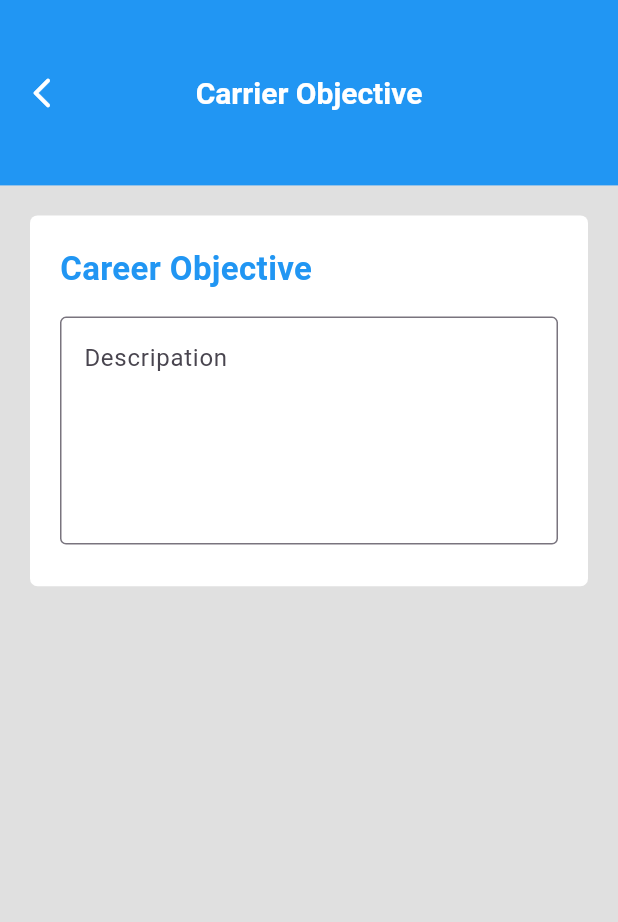
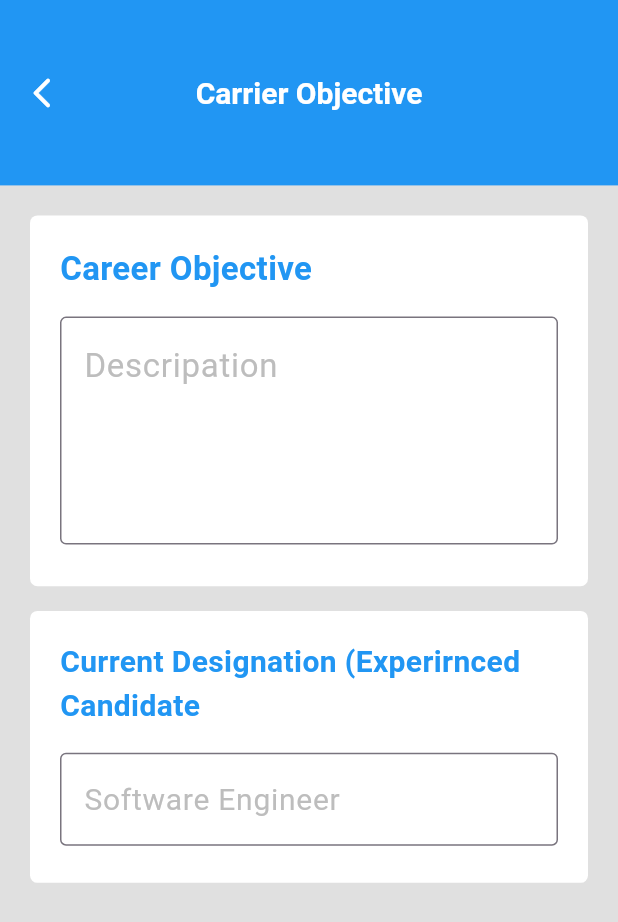
Before and after one commit to Vedpatel28/flutter_resume_builder_app, a Flutter app: the carrier_objective_page screen opened by its route, on a phone screen of 412 x 824 dp. Shown: the top 922 px of the screen. Run offline on Flutter 3.47's test engine with Material 2 defaults, Android fonts, the phone set to English and light mode, and no system bars.

Commit message:
vp | 15-04-2023 | 18:32 | # resume builder app crate DAY-1/2/3/4

```diff
--- a/lib/views/screen/carrier_objective_page.dart
+++ b/lib/views/screen/carrier_objective_page.dart
@@ -29,7 +29,9 @@ class _carrier_objective_pageState extends State<carrier_objective_page> {
       ),
       body: Padding(
         padding: const EdgeInsets.all(20),
-        child: Container(
+        child: Column(
+          children: [
+            Container(
               height: s.height * 0.3,
               width: s.width,
               decoration: BoxDecoration(
@@ -51,6 +53,7 @@ class _carrier_objective_pageState extends State<carrier_objective_page> {
                       maxLines: 5,
                       decoration: InputDecoration(
                         hintText: "Descripation",
+                        hintStyle: TextStyle(color: Colors.grey.shade400,fontSize: 22),
                         border: OutlineInputBorder(borderSide: BorderSide(color: Colors.grey.shade300),),
                         errorBorder: OutlineInputBorder(
                           borderRadius: BorderRadius.circular(3),
@@ -61,6 +64,46 @@ class _carrier_objective_pageState extends State<carrier_objective_page> {
                 ),
               ),
             ),
+            SizedBox(height: s.height*0.02,),
+            Container(
+              height: s.height * 0.22,
+              width: s.width,
+              decoration: BoxDecoration(
+                color: Colors.white,
+                borderRadius: BorderRadius.circular(5),
+              ),
+              child: Padding(
+                padding: const EdgeInsets.all(20),
+                child: Column(
+                  crossAxisAlignment: CrossAxisAlignment.start,
+                  mainAxisAlignment: MainAxisAlignment.start,
+                  children: [
+                    const Text(
+                      "Current Designation (Experirnced\nCandidate ",
+                      style: TextStyle(
+                        color: Colors.blue,
+                        fontSize: 20,
+                        fontWeight: FontWeight.bold,
+                      ),
+                    ),
+                    SizedBox(height: s.height*0.02,),
+                    TextField(
+                      maxLines: 1,
+                      decoration: InputDecoration(
+                        hintText: "Software Engineer",
+                        hintStyle: TextStyle(color: Colors.grey.shade400,fontSize: 20),
+                        border: OutlineInputBorder(borderSide: BorderSide(color: Colors.grey.shade300),),
+                        errorBorder: OutlineInputBorder(
+                          borderRadius: BorderRadius.circular(3),
+                        ),
+                      ),
+                    ),
+                  ],
+                ),
+              ),
+            ),
+          ],
+        ),
       ),
       backgroundColor: Colors.grey.shade300,
     );
```
Lines whose indentation alone changed are shown as unchanged.
